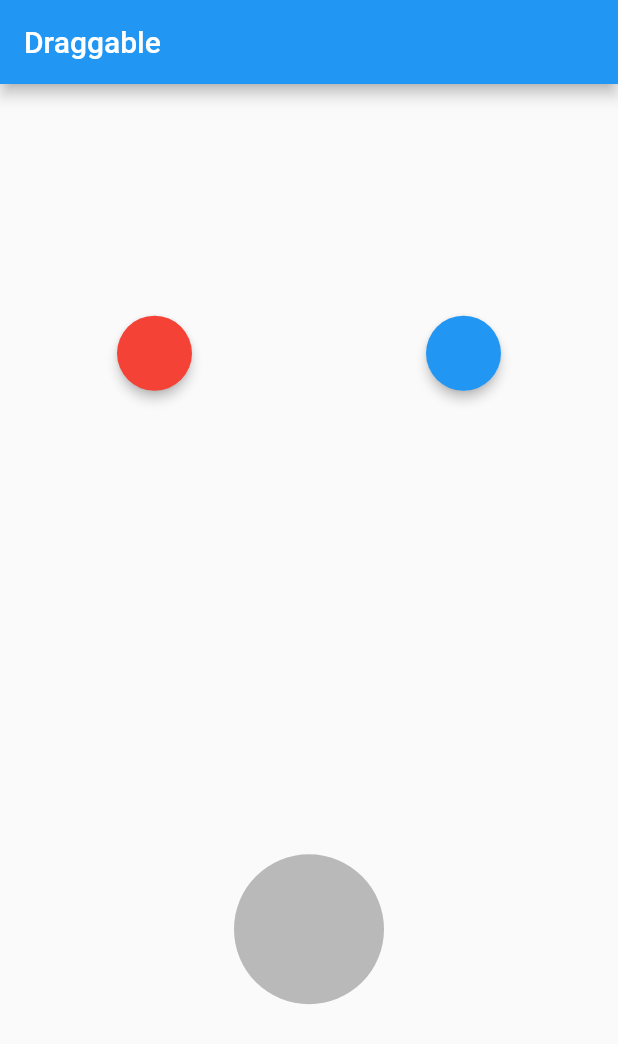
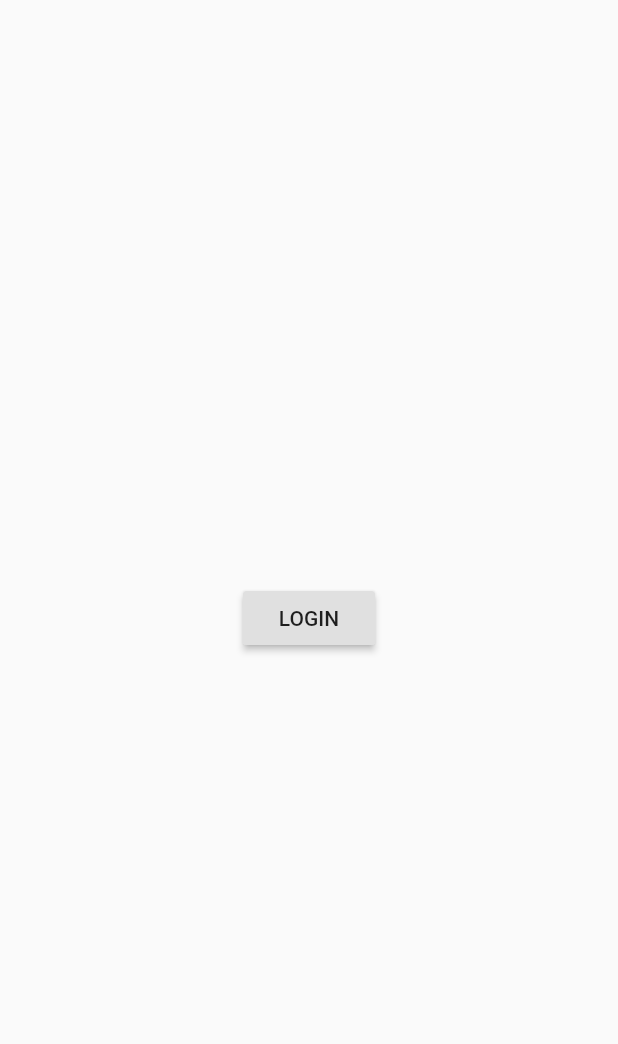
Before and after one commit to alimasudd/flutter-learn, a Flutter app: the screen it shows after launch, on a phone screen of 412 x 824 dp. Shown: the top 1044 px of the screen. Run offline on Flutter 3.47's test engine with Material 2 defaults, Android fonts, the phone set to English and light mode, and no system bars.

Commit message:
navigasi multi page

```diff
--- a/lib/main.dart
+++ b/lib/main.dart
@@ -9,6 +9,7 @@ import 'package:flutter_testing/draggable.dart';
 import 'package:flutter_testing/flexible_widgets.dart';
 import 'package:flutter_testing/image_widget.dart';
 import 'package:flutter_testing/list_listview_test.dart';
+import 'package:flutter_testing/multi_page.dart';
 import 'package:flutter_testing/raw_column.dart';
 import 'package:flutter_testing/spacer_widgets.dart';
 import 'package:flutter_testing/stack_align.dart';
@@ -16,7 +17,7 @@ import 'package:flutter_testing/stateful_test.dart';
 import 'package:flutter_testing/textstyle_test.dart';
 import 'package:http/http.dart' as http;
 
-void main() => runApp(DraggableTest());
+void main() => runApp(MultiPage());
 
 class MyApp extends StatelessWidget {
   @override
--- /dev/null
+++ b/lib/multi_page.dart
@@ -0,0 +1,16 @@
+import 'package:flutter/material.dart';
+import 'package:flutter_testing/multi_page2.dart';
+
+class MultiPage extends StatefulWidget {
+  @override
+  _MultiPageState createState() => _MultiPageState();
+}
+
+class _MultiPageState extends State<MultiPage> {
+  @override
+  Widget build(BuildContext context) {
+    return MaterialApp(
+      home: Page2(),
+    );
+  }
+}
--- /dev/null
+++ b/lib/multi_page2.dart
@@ -0,0 +1,21 @@
+import 'package:flutter/material.dart';
+import 'package:flutter_testing/multi_page3.dart';
+
+class Page2 extends StatelessWidget {
+  @override
+  Widget build(BuildContext context) {
+    return Scaffold(
+      body: Center(
+        child: RaisedButton(
+          child: Text("LOGIN"),
+          onPressed: () {
+            Navigator.pushReplacement(
+                context, MaterialPageRoute(builder: (context) {
+              return Page3();
+            }));
+          },
+        ),
+      ),
+    );
+  }
+}
```
Also changed, not shown: lib/multi_page3.dart (added, +23 -0 lines), lib/multi_page4.dart (added, +18 -0 lines).
